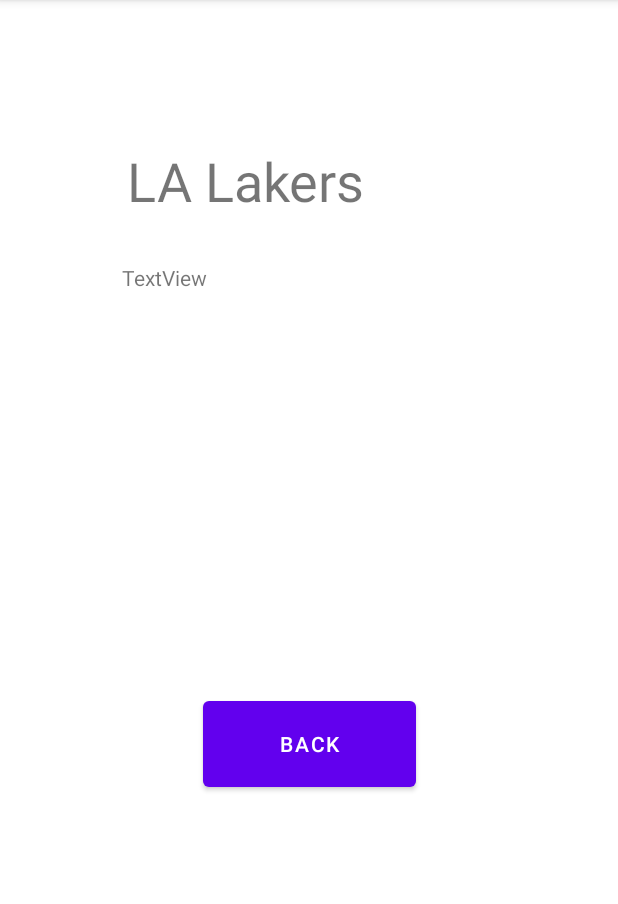
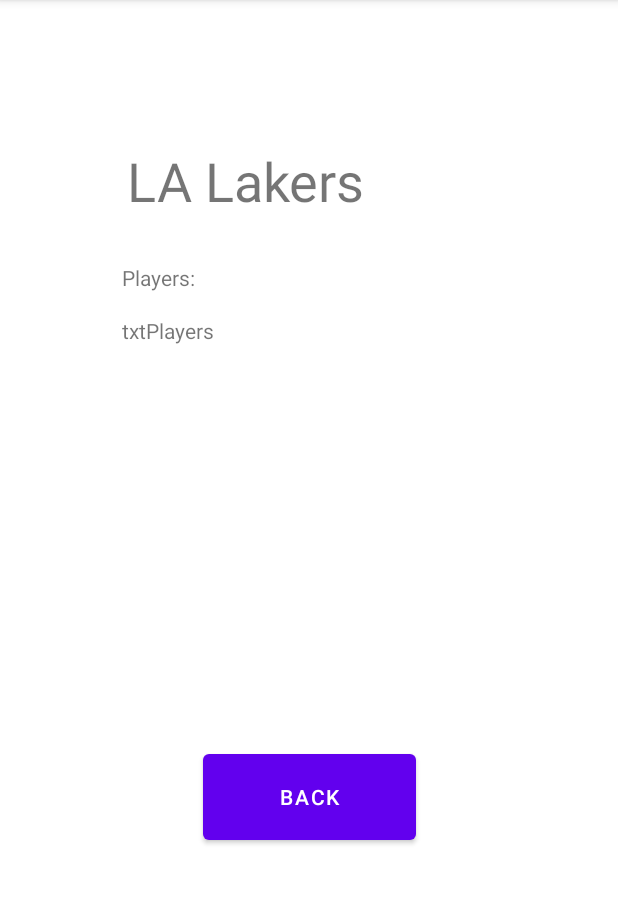
Before and after one commit to Sof-sudo/TimeOut, an Android app: the PlayerActivity screen opened directly, with no data from a screen before it, on a phone screen of 412 x 824 dp, the part 84-988 px from its top. Run offline under Robolectric (Android 15) with nearby library versions, the phone set to English and light mode, and no system bars.

Commit message:
WEP_api getPlayer

```diff
--- a/app/src/main/java/dk/au/mad21spring/appproject/group21/WEP_API.java
+++ b/app/src/main/java/dk/au/mad21spring/appproject/group21/WEP_API.java
@@ -32,7 +32,7 @@
     private RequestQueue requestQueue;
 
 
-    private void addTeam(String teamNumber) {
+    private void addTeam(int teamNumber) {
         String base = "https://www.balldontlie.io/api/v1/teams/" + teamNumber;
         executor.execute(new Runnable() {
             @Override
@@ -42,6 +42,17 @@
         });
     }
 
+    // ud fra deres id, skal lige finde ud af hvordan vi skal hente spillerne
+    // kan være vi skal have en ny WEP_API klasse til det?
+    private void getPlayers(int playerNumber){
+        String base = "https://www.balldontlie.io/api/v1/players/" + playerNumber;
+        executor.execute(new Runnable() {
+            @Override
+            public void run() {
+                sendRequest(base,false);
+            }
+        });
+    }
 
     private void sendRequest(String url, boolean update) {
         if (requestQueue == null) {
--- a/app/src/main/res/layout/activity_player2.xml
+++ b/app/src/main/res/layout/activity_player2.xml
@@ -11,10 +11,10 @@
         android:layout_width="142dp"
         android:layout_height="69dp"
         android:layout_marginTop="88dp"
-        android:text="Back"
-        app:layout_constraintEnd_toEndOf="@+id/textView2"
-        app:layout_constraintStart_toStartOf="@+id/textView2"
-        app:layout_constraintTop_toBottomOf="@+id/textView2" />
+        android:text="@string/btnBackPlayer"
+        app:layout_constraintEnd_toEndOf="@+id/txtPlayers"
+        app:layout_constraintStart_toStartOf="@+id/txtPlayers"
+        app:layout_constraintTop_toBottomOf="@+id/txtPlayers" />
 
     <ImageView
         android:id="@+id/imgLogoPlayer"
@@ -38,12 +38,21 @@
         app:layout_constraintTop_toBottomOf="@+id/imgLogoPlayer" />
 
     <TextView
-        android:id="@+id/textView2"
+        android:id="@+id/txtPlayers"
         android:layout_width="250dp"
         android:layout_height="198dp"
-        android:layout_marginTop="32dp"
-        android:text="TextView"
+        android:layout_marginTop="16dp"
+        android:text="txtPlayers"
         app:layout_constraintEnd_toEndOf="@+id/txtNamePlayer"
         app:layout_constraintStart_toStartOf="@+id/txtNamePlayer"
+        app:layout_constraintTop_toBottomOf="@+id/txtPlayers1" />
+
+    <TextView
+        android:id="@+id/txtPlayers1"
+        android:layout_width="wrap_content"
+        android:layout_height="wrap_content"
+        android:layout_marginTop="32dp"
+        android:text="@string/txtPlayers"
+        app:layout_constraintStart_toStartOf="@+id/txtPlayers"
         app:layout_constraintTop_toBottomOf="@+id/txtNamePlayer" />
 </androidx.constraintlayout.widget.ConstraintLayout>
--- a/app/src/main/res/values/strings.xml
+++ b/app/src/main/res/values/strings.xml
@@ -5,4 +5,6 @@
     <string name="viewLocation">View Location</string>
     <string name="viewPlayers">View Players</string>
     <string name="viewLatestGames">View Latest Games</string>
+    <string name="btnBackPlayer">Back</string>
+    <string name="txtPlayers">Players:</string>
 </resources>
```
